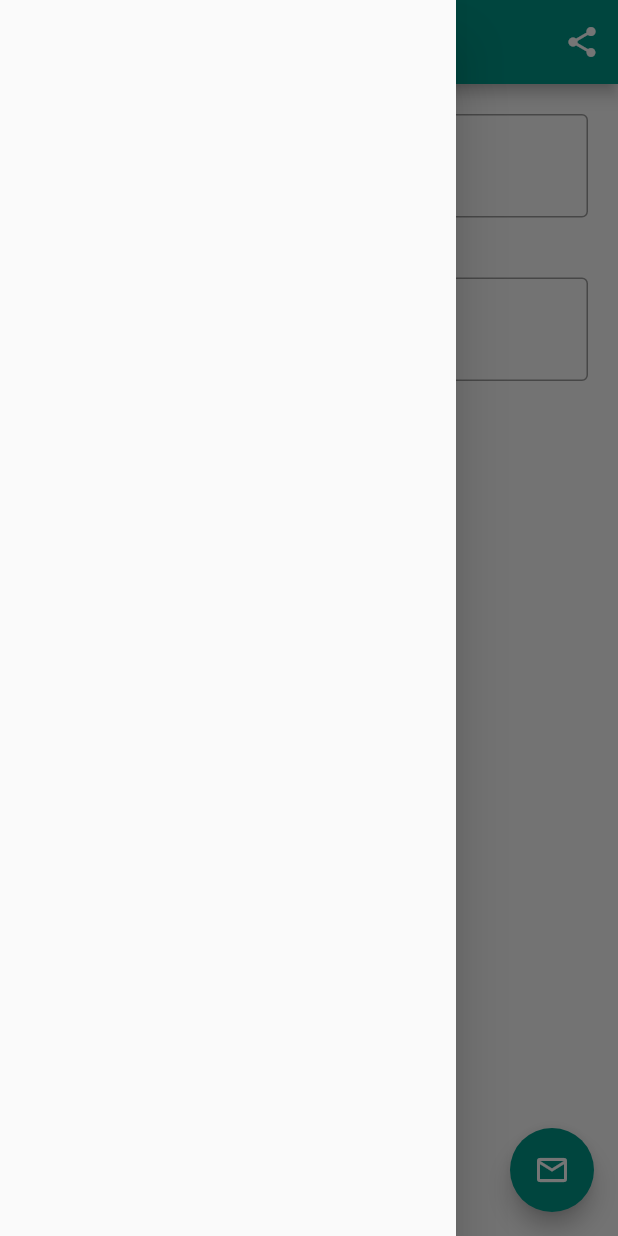
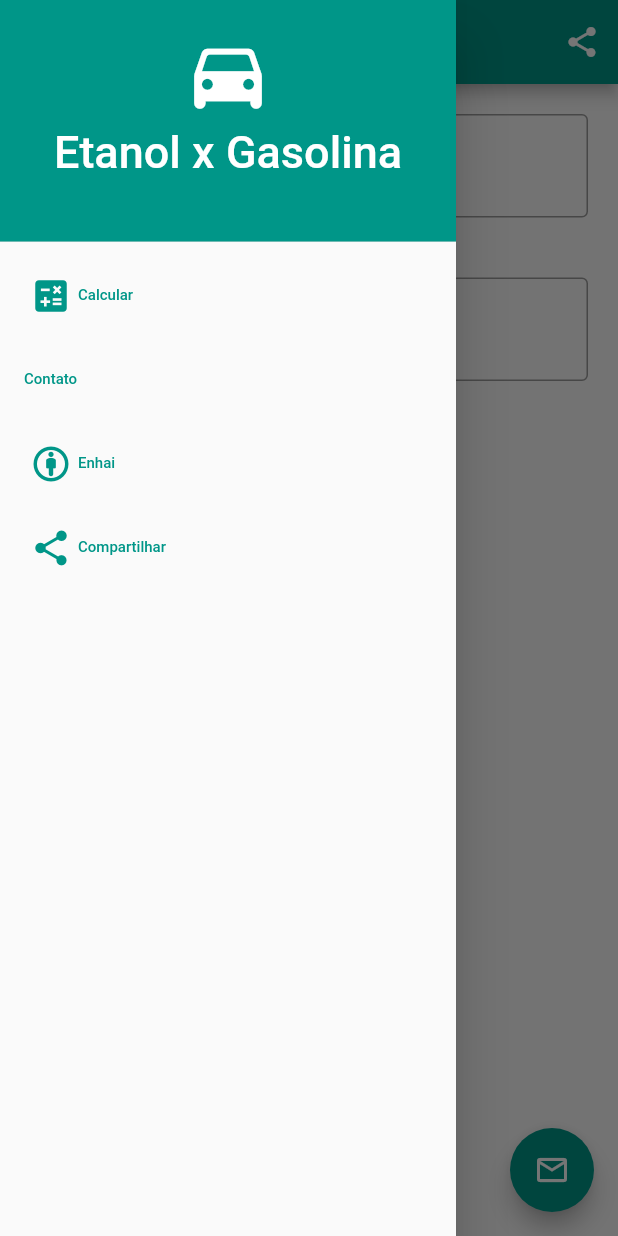
Before and after one commit to clfonte/etanol-gasolina, a Flutter app: the screen it shows after launch, with the side drawer open, on a phone screen of 412 x 824 dp. Run offline on Flutter 3.47's test engine with Material 2 defaults, Android fonts, the phone set to English and light mode, and no system bars; our stand-ins replace share; missing offline and left inert: dart:ffi, mailer.

Commit message:
Aula 31/03/2021 - Utilização de Drawer

```diff
--- a/lib/ui/functions.dart
+++ b/lib/ui/functions.dart
@@ -1,14 +1,14 @@
 import 'package:flutter/material.dart';
 
 class Functions {
-  static Widget _criarIconeEspacado(IconData icone) {
+  static Widget _criarIconeEspacado(IconData icone, Color cor, double tamanho) {
     return Padding(padding: EdgeInsets.all(4),
-     child: Icon(icone),
+     child: Icon(icone, color: cor, size: tamanho),
     );
   }
 
-  static Widget criarIcone(IconData icone) {
-    return icone != null ? _criarIconeEspacado(icone) : Container();
+  static Widget criarIcone(IconData icone, {Color cor, double tamanho}) {
+    return icone != null ? _criarIconeEspacado(icone, cor, tamanho) : Container();
   }
 
   // tela que vai mostrar
--- a/lib/ui/home_page.dart
+++ b/lib/ui/home_page.dart
@@ -1,5 +1,6 @@
 import 'package:calculo_combustivel/ui/contato.dart';
 import 'package:calculo_combustivel/ui/functions.dart';
+import 'package:calculo_combustivel/widgets/aba_drawer.dart';
 import 'package:calculo_combustivel/widgets/barra_titulo.dart';
 import 'package:calculo_combustivel/widgets/botao.dart';
 import 'package:calculo_combustivel/widgets/campo_texto.dart';
@@ -25,11 +26,18 @@ class _HomePageState extends State<HomePage> {
 
   @override
   Widget build(BuildContext context) {
+
+    List<Map> listaItens = [
+      {"nome" : "Calcular", "icone" : Icons.calculate, "clique" : calcular},
+      {"nome" : "Contato", "icone" : null, "clique" : _abrirTelaContato},
+      {"nome" : "Enhai", "icone" : Icons.attribution_rounded, "clique" : textoHi},
+      {"nome" : "Compartilhar", "icone" : Icons.share, "clique" : _compartilhar,}
+    ];
     // opção de criar a barra de titulo e etc
     return Scaffold(
       appBar: BarraTitulo.criar("Etanol x Gasolina", iconeBotao: Icons.share, eventoClique: _compartilhar),
       floatingActionButton: Botao.botaoFlutuante(Icons.mail_outline, _abrirTelaContato),
-      drawer: Drawer(),
+      drawer: AbaDrawer.criarDrawer(context, "Etanol x Gasolina", listaItens, Colors.teal, Colors.white, iconeTitulo: Icons.directions_car_rounded),
       body: ListView(
         // crossAxisAlignment: CrossAxisAlignment.stretch,
         children: <Widget>[
--- /dev/null
+++ b/lib/widgets/aba_drawer.dart
@@ -0,0 +1,48 @@
+import 'package:calculo_combustivel/ui/functions.dart';
+import 'package:flutter/material.dart';
+
+class AbaDrawer {
+  static Widget criarDrawer(BuildContext context, String titulo, List<Map> listaItens, Color corFundo, Color corTexto, {IconData iconeTitulo}) {
+    return Drawer(
+      child: ListView(
+        children: [
+          DrawerHeader(
+            child: Column(
+              children: [
+                Functions.criarIcone(iconeTitulo, cor: Colors.white, tamanho: 60),
+                Text(titulo, style: TextStyle(color: Colors.white, fontSize: 30),
+                ),
+              ],
+              ),
+            decoration: BoxDecoration(color: corFundo),
+          ),
+          _criarListaItens(context, listaItens, corFundo)
+    ],
+      ),
+    );
+  }
+  static Widget _criarListaItens(BuildContext context, List<Map> listaItens, Color corTexto) {
+    var lista = List<Widget>();
+
+    for (var item in listaItens) {
+      Widget tile = _criarItem(context, item["nome"], item["icone"], corTexto, item["clique"]);
+      lista.add(tile);
+    }
+    return Column(children: lista);
+  }
+
+  static Widget _criarItem(BuildContext context, String texto, IconData icone, Color cor, Function clique) {
+    return ListTile(
+      title: Row(
+        children: [
+          Functions.criarIcone(icone, tamanho: 28, cor: cor),
+          Text(texto, style: TextStyle(fontSize: 10, color: cor)),
+        ],
+      ),
+      onTap: () {
+        Navigator.pop(context);
+        clique();
+      }
+    );
+  }
+}
```
